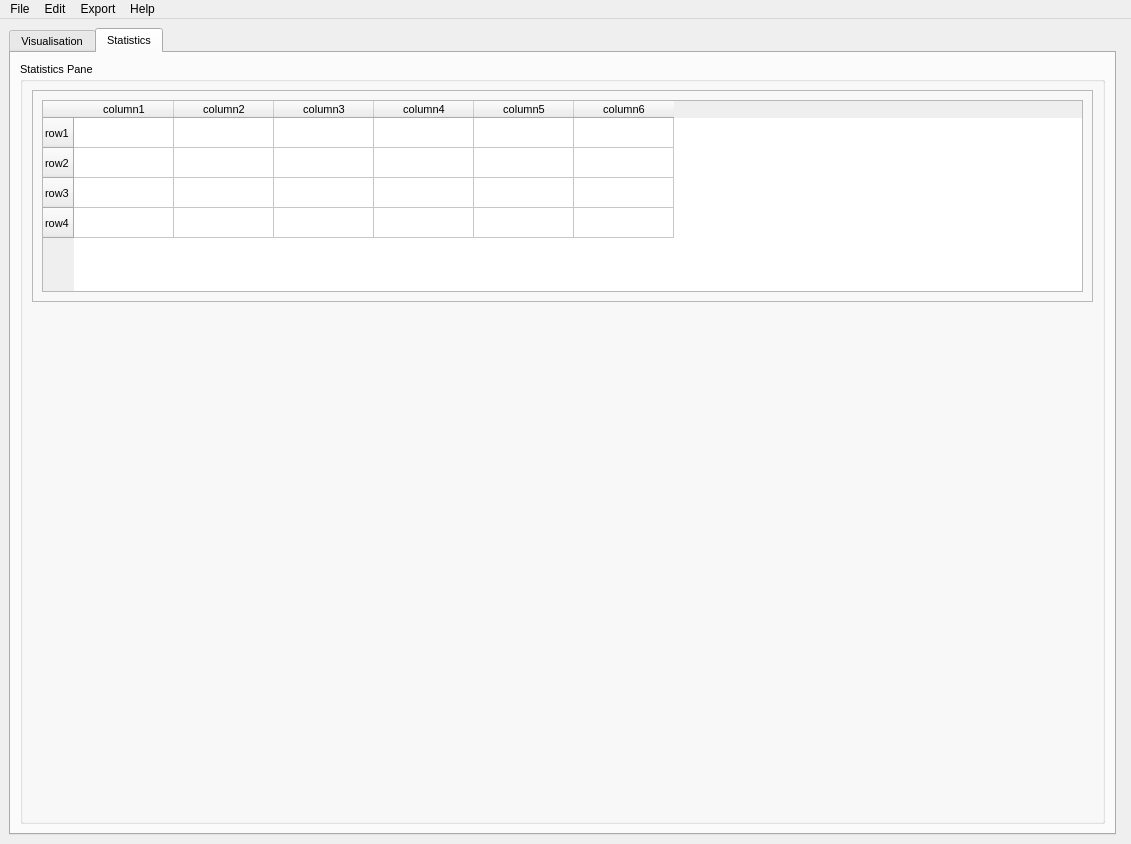
Before: the Qt Designer form GUI/interface.ui in KameliaBnh/BeeTect, drawn with Qt 5.
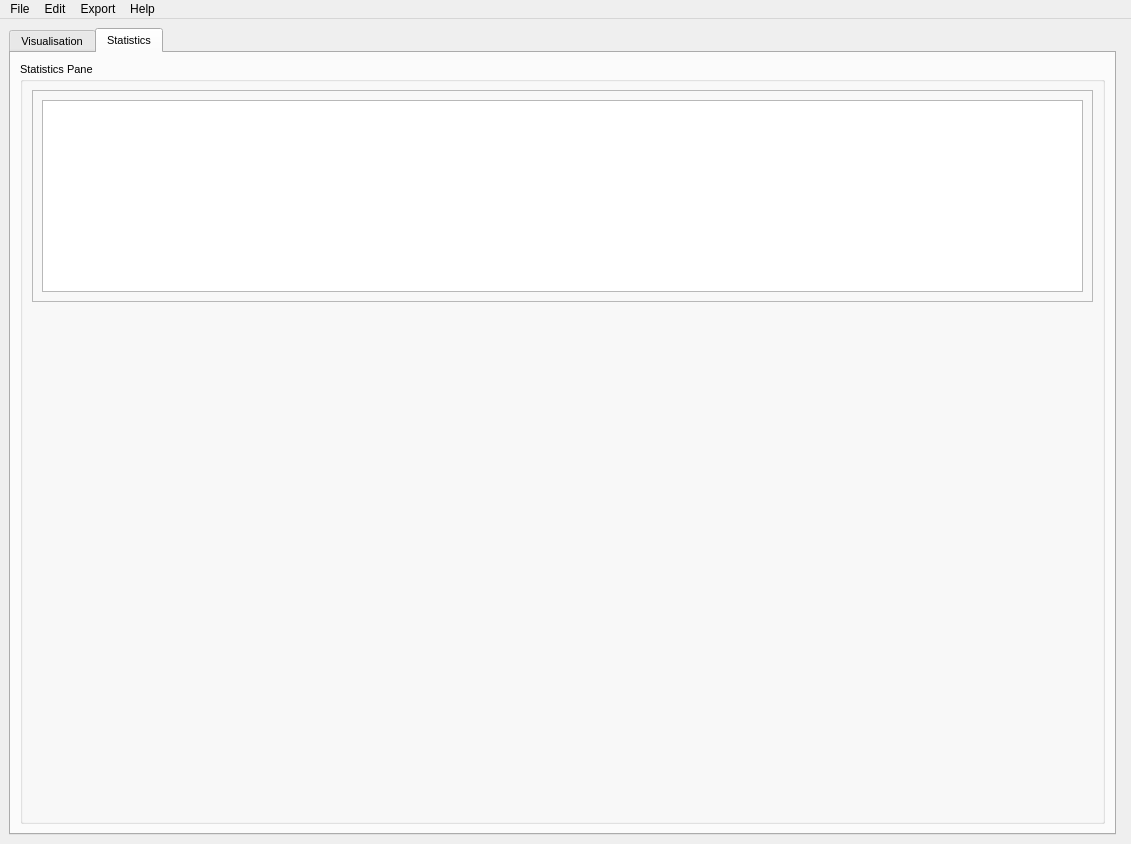
After: the same form once the commit is applied. The open tabs and pages were chosen to show the change.

The edit to the form file:
```diff
--- a/GUI/interface.ui
+++ b/GUI/interface.ui
@@ -521,56 +521,6 @@
                 <attribute name="verticalHeaderCascadingSectionResizes">
                  <bool>true</bool>
                 </attribute>
-                <row>
-                 <property name="text">
-                  <string>row1</string>
-                 </property>
-                </row>
-                <row>
-                 <property name="text">
-                  <string>row2</string>
-                 </property>
-                </row>
-                <row>
-                 <property name="text">
-                  <string>row3</string>
-                 </property>
-                </row>
-                <row>
-                 <property name="text">
-                  <string>row4</string>
-                 </property>
-                </row>
-                <column>
-                 <property name="text">
-                  <string>column1</string>
-                 </property>
-                </column>
-                <column>
-                 <property name="text">
-                  <string>column2</string>
-                 </property>
-                </column>
-                <column>
-                 <property name="text">
-                  <string>column3</string>
-                 </property>
-                </column>
-                <column>
-                 <property name="text">
-                  <string>column4</string>
-                 </property>
-                </column>
-                <column>
-                 <property name="text">
-                  <string>column5</string>
-                 </property>
-                </column>
-                <column>
-                 <property name="text">
-                  <string>column6</string>
-                 </property>
-                </column>
                </widget>
               </item>
              </layout>
```
Left out of the diff: 30 changed lines with no effect on the pictures.
